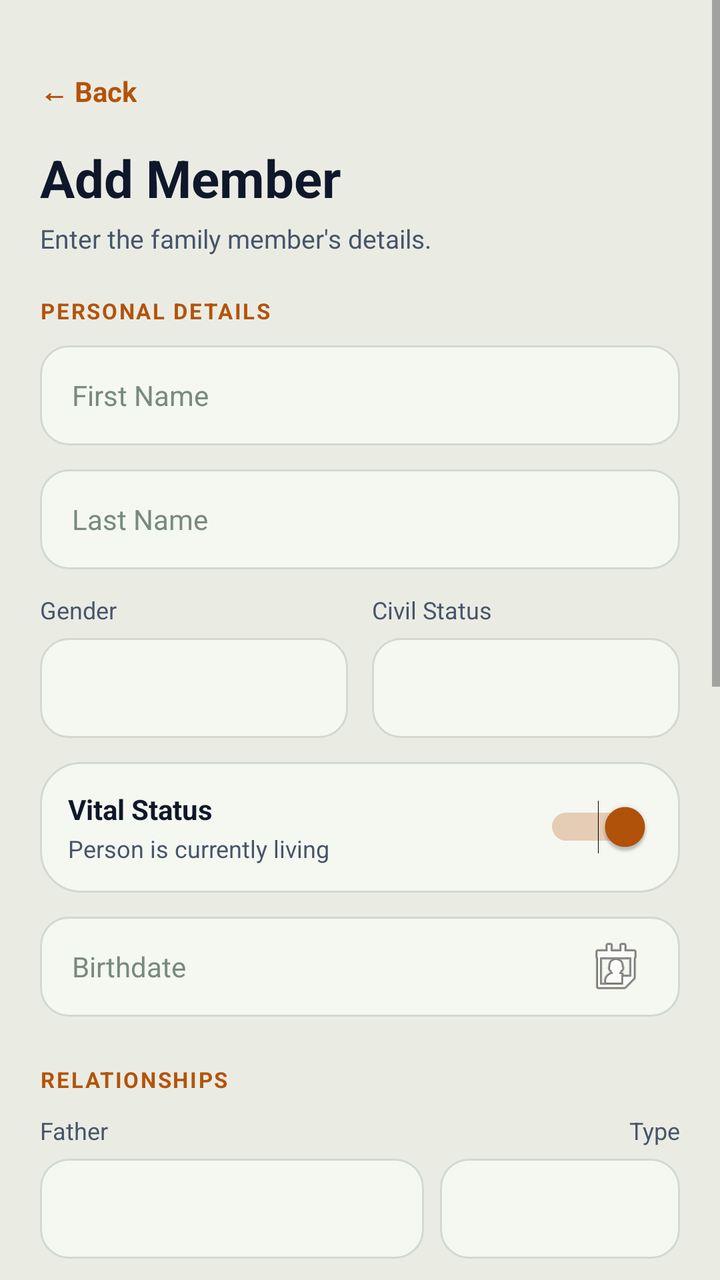
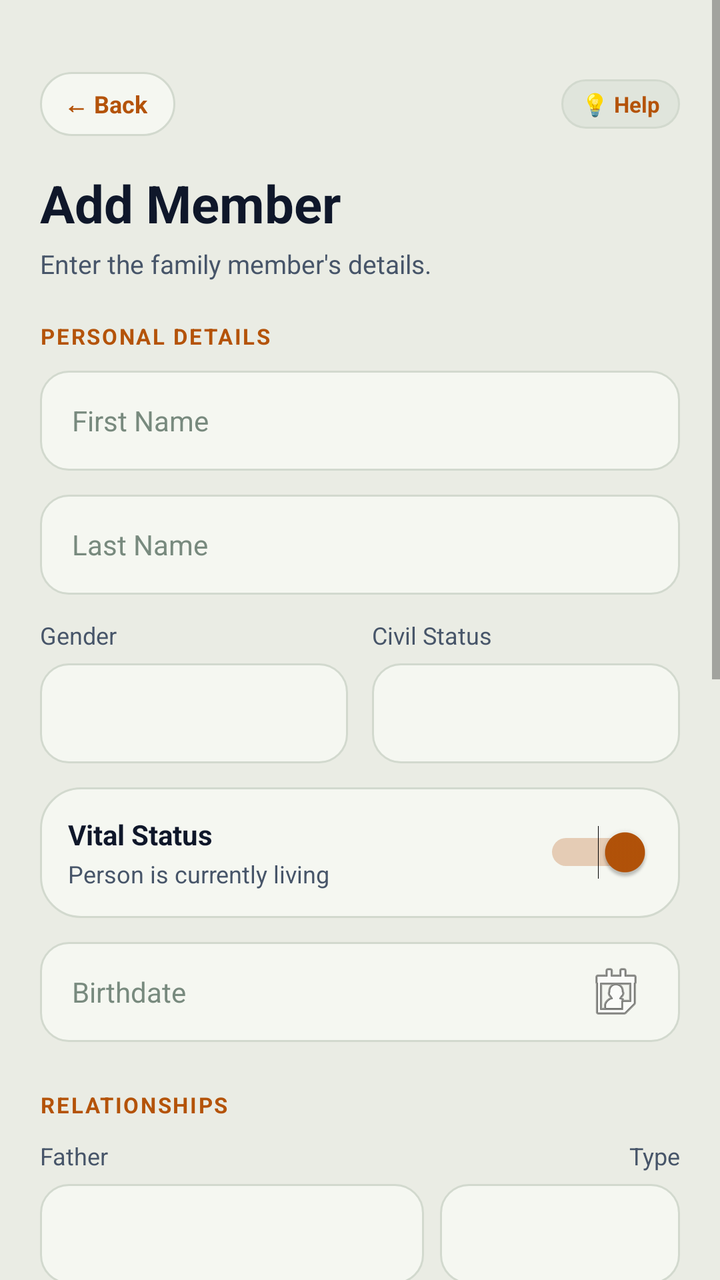

The first picture is an Android layout as it rendered before a commit; the second is the same layout after the commit. The layout source and the unified diff follow.
<!-- AndroidManifest.xml: application theme Theme.BTProject2 -->
<!-- res/layout/activity_add_member.xml -->
<?xml version="1.0" encoding="utf-8"?>
<ScrollView xmlns:android="http://schemas.android.com/apk/res/android"
    android:layout_width="match_parent"
    android:layout_height="match_parent"
    android:background="@color/forest_bg"
    android:fitsSystemWindows="true">

    <LinearLayout
        android:layout_width="match_parent"
        android:layout_height="wrap_content"
        android:orientation="vertical"
        android:paddingTop="36dp"
        android:paddingStart="20dp"
        android:paddingEnd="20dp"
        android:paddingBottom="36dp">

        
        <TextView
            android:id="@+id/btnBack"
            android:layout_width="wrap_content"
            android:layout_height="wrap_content"
            android:text="← Back"
            android:textSize="14sp"
            android:textStyle="bold"
            android:textColor="@color/gold_accent"
            android:layout_marginBottom="16dp"
            android:clickable="true"
            android:focusable="true" />

        
        <TextView
            android:layout_width="wrap_content"
            android:layout_height="wrap_content"
            android:text="Add Member"
            android:textSize="26sp"
            android:textStyle="bold"
            android:textColor="@color/text_primary"
            android:layout_marginBottom="4dp" />

        <TextView
            android:layout_width="wrap_content"
            android:layout_height="wrap_content"
            android:text="Enter the family member's details."
            android:textSize="13sp"
            android:textColor="@color/text_secondary"
            android:layout_marginBottom="20dp" />

        
        <LinearLayout
            android:id="@+id/layoutParentContextBanner"
            android:layout_width="match_parent"
            android:layout_height="wrap_content"
            android:orientation="vertical"
            android:background="@drawable/badge_pill_dark"
            android:padding="14dp"
            android:layout_marginBottom="20dp"
            android:visibility="gone">

            <TextView
                android:layout_width="wrap_content"
                android:layout_height="wrap_content"
                android:text="👶 LINEAL RELATIONSHIP (1st DEGREE)"
                android:textSize="10sp"
                android:textStyle="bold"
                android:textColor="@color/gold_accent"
                android:letterSpacing="0.08" />

            <TextView
                android:id="@+id/tvParentBannerText"
                android:layout_width="wrap_content"
                android:layout_height="wrap_content"
                android:text="Adding child to parent"
                android:textSize="14sp"
                android:textStyle="bold"
                android:textColor="@color/text_primary"
                android:layout_marginTop="3dp" />

            <TextView
                android:layout_width="wrap_content"
                android:layout_height="wrap_content"
                android:text="Direct Line Descendant · Family Code Art. 37"
                android:textSize="11sp"
                android:textColor="@color/text_secondary"
                android:layout_marginTop="2dp" />
        </LinearLayout>

        
        <TextView
            android:layout_width="wrap_content"
            android:layout_height="wrap_content"
            android:text="PERSONAL DETAILS"
            android:textSize="11sp"
            android:textStyle="bold"
            android:textColor="@color/gold_accent"
            android:letterSpacing="0.08"
            android:layout_marginBottom="10dp" />

        
        <EditText
            android:id="@+id/etFirstName"
            android:layout_width="match_parent"
            android:layout_height="50dp"
            android:hint="First Name"
            android:inputType="textPersonName"
            android:background="@drawable/input_bg"
            android:paddingStart="16dp"
            android:paddingEnd="16dp"
            android:textSize="14sp"
            android:textColor="@color/text_primary"
            android:textColorHint="@color/text_hint"
            android:layout_marginBottom="12dp" />

        
        <EditText
            android:id="@+id/etLastName"
            android:layout_width="match_parent"
            android:layout_height="50dp"
            android:hint="Last Name"
            android:inputType="textPersonName"
            android:background="@drawable/input_bg"
            android:paddingStart="16dp"
            android:paddingEnd="16dp"
            android:textSize="14sp"
            android:textColor="@color/text_primary"
            android:textColorHint="@color/text_hint"
            android:layout_marginBottom="12dp" />

        
        <LinearLayout
            android:layout_width="match_parent"
            android:layout_height="wrap_content"
            android:orientation="horizontal"
            android:layout_marginBottom="12dp">

            <LinearLayout
                android:layout_width="0dp"
                android:layout_height="wrap_content"
                android:layout_weight="1"
                android:orientation="vertical"
                android:layout_marginEnd="6dp">

                <TextView
                    android:layout_width="wrap_content"
                    android:layout_height="wrap_content"
                    android:text="Gender"
                    android:textSize="12sp"
                    android:textColor="@color/text_secondary"
                    android:layout_marginBottom="6dp" />

                <Spinner
                    android:id="@+id/spinnerGender"
                    android:layout_width="match_parent"
                    android:layout_height="50dp"
                    android:background="@drawable/input_bg"
                    android:paddingStart="8dp"
                    android:paddingEnd="8dp" />
            </LinearLayout>

            <LinearLayout
                android:layout_width="0dp"
                android:layout_height="wrap_content"
                android:layout_weight="1"
                android:orientation="vertical"
                android:layout_marginStart="6dp">

                <TextView
                    android:layout_width="wrap_content"
                    android:layout_height="wrap_content"
                    android:text="Civil Status"
                    android:textSize="12sp"
                    android:textColor="@color/text_secondary"
                    android:layout_marginBottom="6dp" />

                <Spinner
                    android:id="@+id/spinnerCivilStatus"
                    android:layout_width="match_parent"
                    android:layout_height="50dp"
                    android:background="@drawable/input_bg"
                    android:paddingStart="8dp"
                    android:paddingEnd="8dp" />
            </LinearLayout>
        </LinearLayout>

        
        <LinearLayout
            android:layout_width="match_parent"
            android:layout_height="wrap_content"
            android:orientation="horizontal"
            android:gravity="center_vertical"
            android:background="@drawable/bg_forest_card"
            android:padding="14dp"
            android:layout_marginBottom="12dp">

            <LinearLayout
                android:layout_width="0dp"
                android:layout_height="wrap_content"
                android:layout_weight="1"
                android:orientation="vertical">

                <TextView
                    android:layout_width="wrap_content"
                    android:layout_height="wrap_content"
                    android:text="Vital Status"
                    android:textSize="14sp"
                    android:textStyle="bold"
                    android:textColor="@color/text_primary" />

                <TextView
                    android:id="@+id/tvVitalStatusDesc"
                    android:layout_width="wrap_content"
                    android:layout_height="wrap_content"
                    android:text="Person is currently living"
                    android:textSize="12sp"
                    android:textColor="@color/text_secondary"
                    android:layout_marginTop="2dp" />
            </LinearLayout>

            <Switch
                android:id="@+id/switchIsLiving"
                android:layout_width="wrap_content"
                android:layout_height="wrap_content"
                android:checked="true" />
        </LinearLayout>

        
        <LinearLayout
            android:id="@+id/layoutDeathDetails"
            android:layout_width="match_parent"
            android:layout_height="wrap_content"
            android:orientation="vertical"
            android:visibility="gone"
            android:layout_marginBottom="12dp">

            <EditText
                android:id="@+id/etDeathDate"
                android:layout_width="match_parent"
                android:layout_height="50dp"
                android:hint="Date of Passing (Optional)"
                android:background="@drawable/input_bg"
                android:paddingStart="14dp"
                android:paddingEnd="14dp"
                android:textSize="14sp"
                android:textColor="@color/text_primary"
                android:textColorHint="@color/text_hint"
                android:focusable="false"
                android:clickable="true"
                android:drawableEnd="@android:drawable/ic_menu_my_calendar" />
        </LinearLayout>

        
        <EditText
            android:id="@+id/etBirthDate"
            android:layout_width="match_parent"
            android:layout_height="50dp"
            android:hint="Birthdate"
            android:background="@drawable/input_bg"
            android:paddingStart="16dp"
            android:paddingEnd="16dp"
            android:textSize="14sp"
            android:textColor="@color/text_primary"
            android:textColorHint="@color/text_hint"
            android:focusable="false"
            android:clickable="true"
            android:drawableEnd="@android:drawable/ic_menu_my_calendar"
            android:layout_marginBottom="24dp" />

        
        <TextView
            android:layout_width="wrap_content"
            android:layout_height="wrap_content"
            android:text="RELATIONSHIPS"
            android:textSize="11sp"
            android:textStyle="bold"
            android:textColor="@color/gold_accent"
            android:letterSpacing="0.08"
            android:layout_marginBottom="10dp" />

        
        <LinearLayout
            android:layout_width="match_parent"
            android:layout_height="wrap_content"
            android:orientation="horizontal"
            android:layout_marginBottom="6dp">

            <TextView
                android:layout_width="0dp"
                android:layout_height="wrap_content"
                android:layout_weight="1"
                android:text="Father"
                android:textSize="12sp"
                android:textColor="@color/text_secondary" />

            <TextView
                android:layout_width="wrap_content"
                android:layout_height="wrap_content"
                android:text="Type"
                android:textSize="12sp"
                android:textColor="@color/text_secondary" />
        </LinearLayout>

        <LinearLayout
            android:layout_width="match_parent"
            android:layout_height="wrap_content"
            android:orientation="horizontal"
            android:layout_marginBottom="12dp">

            <Spinner
                android:id="@+id/spinnerFather"
                android:layout_width="0dp"
                android:layout_height="50dp"
                android:layout_weight="1"
                android:background="@drawable/input_bg"
                android:paddingStart="8dp"
                android:paddingEnd="8dp"
                android:layout_marginEnd="8dp" />

            <Spinner
                android:id="@+id/spinnerFatherType"
                android:layout_width="120dp"
                android:layout_height="50dp"
                android:background="@drawable/input_bg"
                android:paddingStart="8dp"
                android:paddingEnd="8dp" />
        </LinearLayout>

        
        <LinearLayout
            android:layout_width="match_parent"
            android:layout_height="wrap_content"
            android:orientation="horizontal"
            android:layout_marginBottom="6dp">

            <TextView
                android:layout_width="0dp"
                android:layout_height="wrap_content"
                android:layout_weight="1"
                android:text="Mother"
                android:textSize="12sp"
                android:textColor="@color/text_secondary" />

            <TextView
                android:layout_width="wrap_content"
                android:layout_height="wrap_content"
                android:text="Type"
                android:textSize="12sp"
                android:textColor="@color/text_secondary" />
        </LinearLayout>

        <LinearLayout
            android:layout_width="match_parent"
            android:layout_height="wrap_content"
            android:orientation="horizontal"
            android:layout_marginBottom="12dp">

            <Spinner
                android:id="@+id/spinnerMother"
                android:layout_width="0dp"
                android:layout_height="50dp"
                android:layout_weight="1"
                android:background="@drawable/input_bg"
                android:paddingStart="8dp"
                android:paddingEnd="8dp"
                android:layout_marginEnd="8dp" />

            <Spinner
                android:id="@+id/spinnerMotherType"
                android:layout_width="120dp"
                android:layout_height="50dp"
                android:background="@drawable/input_bg"
                android:paddingStart="8dp"
                android:paddingEnd="8dp" />
        </LinearLayout>

        
        <TextView
            android:layout_width="wrap_content"
            android:layout_height="wrap_content"
            android:text="Spouse"
            android:textSize="12sp"
            android:textColor="@color/text_secondary"
            android:layout_marginBottom="6dp" />

        <Spinner
            android:id="@+id/spinnerSpouse"
            android:layout_width="match_parent"
            android:layout_height="50dp"
            android:background="@drawable/input_bg"
            android:paddingStart="8dp"
            android:paddingEnd="8dp"
            android:layout_marginBottom="16dp" />

        
        <TextView
            android:layout_width="wrap_content"
            android:layout_height="wrap_content"
            android:text="Children (Optional)"
            android:textSize="12sp"
            android:textColor="@color/text_secondary"
            android:layout_marginBottom="6dp" />

        <LinearLayout
            android:id="@+id/btnSelectChildren"
            android:layout_width="match_parent"
            android:layout_height="50dp"
            android:orientation="horizontal"
            android:background="@drawable/input_bg"
            android:gravity="center_vertical"
            android:paddingStart="16dp"
            android:paddingEnd="16dp"
            android:clickable="true"
            android:focusable="true"
            android:layout_marginBottom="28dp">

            <TextView
                android:id="@+id/tvSelectedChildren"
                android:layout_width="0dp"
                android:layout_height="wrap_content"
                android:layout_weight="1"
                android:text="Tap to select children (optional)"
                android:textSize="14sp"
                android:textColor="@color/text_hint" />

            <TextView
                android:layout_width="wrap_content"
                android:layout_height="wrap_content"
                android:text="›"
                android:textSize="18sp"
                android:textColor="@color/gold_accent" />
        </LinearLayout>

        
        <TextView
            android:layout_width="wrap_content"
            android:layout_height="wrap_content"
            android:text="IDENTITY &amp; VERIFICATION (OPTIONAL)"
            android:textSize="11sp"
            android:textStyle="bold"
            android:textColor="@color/gold_accent"
            android:letterSpacing="0.08"
            android:layout_marginBottom="12dp" />

        
        <LinearLayout
            android:id="@+id/btnAttachPhoto"
            android:layout_width="match_parent"
            android:layout_height="50dp"
            android:orientation="horizontal"
            android:background="@drawable/input_bg"
            android:gravity="center_vertical"
            android:paddingStart="16dp"
            android:paddingEnd="16dp"
            android:clickable="true"
            android:focusable="true"
            android:layout_marginBottom="12dp">

            <TextView
                android:layout_width="wrap_content"
                android:layout_height="wrap_content"
                android:text="📷 "
                android:textSize="16sp" />

            <TextView
                android:id="@+id/tvAttachedPhotoStatus"
                android:layout_width="0dp"
                android:layout_height="wrap_content"
                android:layout_weight="1"
                android:text="Attach Profile Photo (Optional)"
                android:textSize="14sp"
                android:textColor="@color/text_hint" />

            <TextView
                android:layout_width="wrap_content"
                android:layout_height="wrap_content"
                android:text="›"
                android:textSize="18sp"
                android:textColor="@color/gold_accent" />
        </LinearLayout>

        
        <LinearLayout
            android:id="@+id/btnAttachDocument"
            android:layout_width="match_parent"
            android:layout_height="50dp"
            android:orientation="horizontal"
            android:background="@drawable/input_bg"
            android:gravity="center_vertical"
            android:paddingStart="16dp"
            android:paddingEnd="16dp"
            android:clickable="true"
            android:focusable="true"
            android:layout_marginBottom="28dp">

            <TextView
                android:layout_width="wrap_content"
                android:layout_height="wrap_content"
                android:text="📜 "
                android:textSize="16sp" />

            <TextView
                android:id="@+id/tvAttachedDocStatus"
                android:layout_width="0dp"
                android:layout_height="wrap_content"
                android:layout_weight="1"
                android:text="Attach Birth Certificate / PDF (Optional)"
                android:textSize="14sp"
                android:textColor="@color/text_hint" />

            <TextView
                android:layout_width="wrap_content"
                android:layout_height="wrap_content"
                android:text="›"
                android:textSize="18sp"
                android:textColor="@color/gold_accent" />
        </LinearLayout>

        
        <Button
            android:id="@+id/btnSaveMember"
            android:layout_width="match_parent"
            android:layout_height="52dp"
            android:text="Save Member"
            android:textSize="15sp"
            android:textStyle="bold"
            android:textColor="@color/white"
            android:backgroundTint="@color/gold_accent"
            android:textAllCaps="false"
            android:layout_marginBottom="24dp" />

    </LinearLayout>
</ScrollView>
<!-- resources referenced by this layout -->
<resources>
  <color name="forest_bg">#EAECE4</color>
  <color name="gold_accent">#B45309</color>
  <color name="text_hint">#788A7E</color>
  <color name="text_primary">#0F172A</color>
  <color name="text_secondary">#475569</color>
  <color name="white">#FFFFFF</color>
  <!-- drawable badge_pill_dark (drawable) -->
  <?xml version="1.0" encoding="utf-8"?>
  <shape xmlns:android="http://schemas.android.com/apk/res/android"
      android:shape="rectangle">
      <solid android:color="@color/forest_card_light" />
      <corners android:radius="20dp" />
      <stroke
          android:width="1dp"
          android:color="@color/forest_card_border" />
  </shape>
  <!-- drawable bg_forest_card (drawable) -->
  <?xml version="1.0" encoding="utf-8"?>
  <shape xmlns:android="http://schemas.android.com/apk/res/android"
      android:shape="rectangle">
      <solid android:color="@color/forest_card" />
      <corners android:radius="20dp" />
      <stroke
          android:width="1dp"
          android:color="@color/forest_card_border" />
  </shape>
  <!-- drawable input_bg (drawable) -->
  <?xml version="1.0" encoding="utf-8"?>
  <shape xmlns:android="http://schemas.android.com/apk/res/android"
      android:shape="rectangle">
      <solid android:color="@color/forest_card" />
      <corners android:radius="14dp" />
      <stroke android:width="1dp" android:color="@color/forest_card_border" />
  </shape>
  <style name="Theme.BTProject2" parent="Theme.MaterialComponents.DayNight.NoActionBar">
          <item name="colorPrimary">@color/gold_accent</item>
          <item name="colorPrimaryDark">@color/gold_accent_dark</item>
          <item name="colorAccent">@color/gold_accent</item>
          <item name="android:windowBackground">@color/forest_bg</item>
          <item name="android:statusBarColor">@color/forest_bg</item>
          <item name="android:windowLightStatusBar">true</item>
      </style>
  <color name="forest_card_light">#E0E5DC</color>
  <color name="forest_card_border">#D2D9CE</color>
  <color name="forest_card">#F5F7F1</color>
  <color name="gold_accent_dark">#78350F</color>
</resources>

<!-- the commit's change to res/layout/activity_add_member.xml (unified diff, before → after) -->
@@ -15,17 +15,50 @@
         android:paddingBottom="36dp">
 
         
-        <TextView
-            android:id="@+id/btnBack"
-            android:layout_width="wrap_content"
-            android:layout_height="wrap_content"
-            android:text="← Back"
-            android:textSize="14sp"
-            android:textStyle="bold"
-            android:textColor="@color/gold_accent"
-            android:layout_marginBottom="16dp"
-            android:clickable="true"
-            android:focusable="true" />
+        <LinearLayout
+            android:layout_width="match_parent"
+            android:layout_height="wrap_content"
+            android:orientation="horizontal"
+            android:gravity="center_vertical"
+            android:layout_marginBottom="16dp">
+
+            
+            <TextView
+                android:id="@+id/btnBack"
+                android:layout_width="wrap_content"
+                android:layout_height="32dp"
+                android:background="@drawable/bg_nav_back_pill"
+                android:gravity="center_vertical"
+                android:paddingStart="12dp"
+                android:paddingEnd="14dp"
+                android:text="← Back"
+                android:textSize="12sp"
+                android:textStyle="bold"
+                android:textColor="@color/primary"
+                android:clickable="true"
+                android:focusable="true" />
+
+            <View
+                android:layout_width="0dp"
+                android:layout_height="1dp"
+                android:layout_weight="1" />
+
+            <TextView
+                android:id="@+id/btnQuickAssistAddMember"
+                android:layout_width="wrap_content"
+                android:layout_height="wrap_content"
+                android:text="💡 Help"
+                android:textSize="11sp"
+                android:textStyle="bold"
+                android:textColor="@color/gold_accent"
+                android:background="@drawable/badge_pill_dark"
+                android:paddingStart="10dp"
+                android:paddingEnd="10dp"
+                android:paddingTop="5dp"
+                android:paddingBottom="5dp"
+                android:clickable="true"
+                android:focusable="true" />
+        </LinearLayout>
 
         
         <TextView
<!-- resource entries referenced after the edit -->
@@ -2,6 +2,7 @@
 <resources>
   <color name="forest_bg">#EAECE4</color>
   <color name="gold_accent">#B45309</color>
+  <color name="primary">#B45309</color>
   <color name="text_hint">#788A7E</color>
   <color name="text_primary">#0F172A</color>
   <color name="text_secondary">#475569</color>
@@ -26,6 +27,20 @@
           android:width="1dp"
           android:color="@color/forest_card_border" />
   </shape>
+  <!-- drawable bg_nav_back_pill (drawable) -->
+  <?xml version="1.0" encoding="utf-8"?>
+  <ripple xmlns:android="http://schemas.android.com/apk/res/android"
+      android:color="@color/gold_accent">
+      <item>
+          <shape android:shape="rectangle">
+              <solid android:color="@color/card_bg" />
+              <corners android:radius="20dp" />
+              <stroke
+                  android:width="1dp"
+                  android:color="@color/card_border" />
+          </shape>
+      </item>
+  </ripple>
   <!-- drawable input_bg (drawable) -->
   <?xml version="1.0" encoding="utf-8"?>
   <shape xmlns:android="http://schemas.android.com/apk/res/android"
@@ -45,6 +60,8 @@
   <color name="forest_card_light">#E0E5DC</color>
   <color name="forest_card_border">#D2D9CE</color>
   <color name="forest_card">#F5F7F1</color>
+  <color name="card_bg">#F5F7F1</color>
+  <color name="card_border">#D2D9CE</color>
   <color name="gold_accent_dark">#78350F</color>
 </resources>
 
